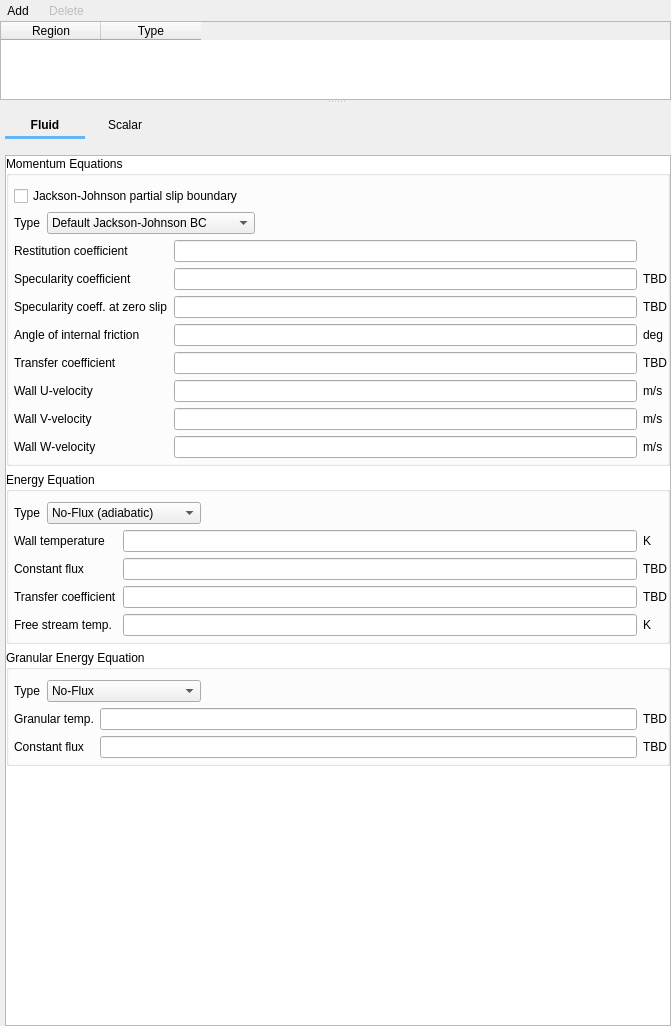
The window that gui/uifiles/boundary_conditions.ui (truongd8593/mfix) describes before a commit, drawn with Qt 5.
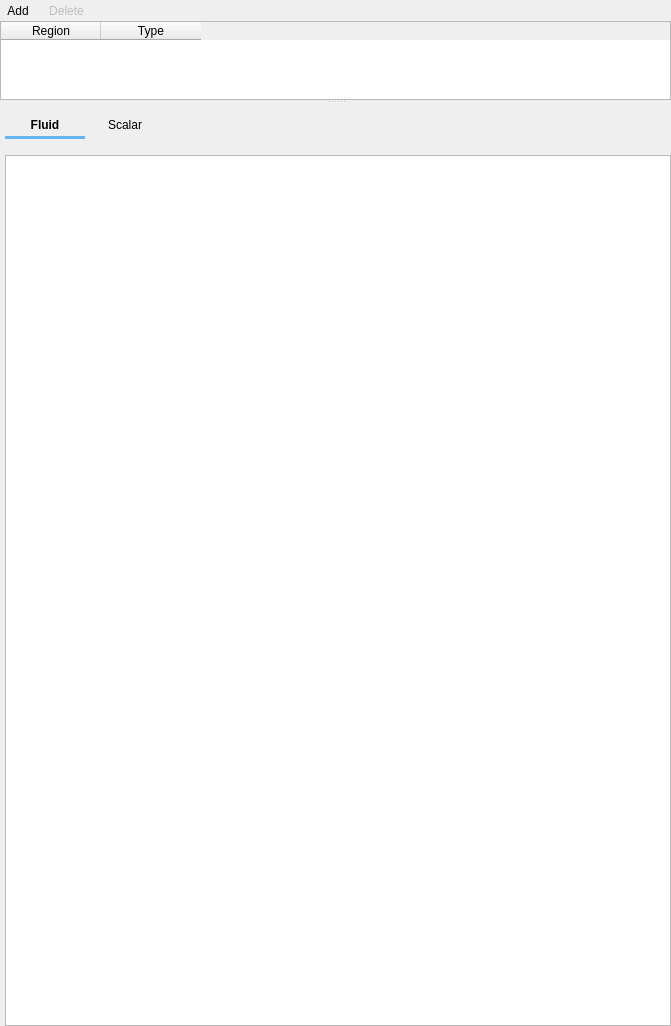
The same window after the commit. The open tabs and pages were chosen to show the change. Custom widgets are drawn as their Qt base class.

Commit message: work on boundary_conditions

Patch:
```diff
--- a/gui/uifiles/boundary_conditions.ui
+++ b/gui/uifiles/boundary_conditions.ui
@@ -1666,6 +1666,7 @@
                              </item>
                            </layout>
                          </widget>
+                         <widget class="QWidget" name="page_solid_blank"/>
                        </widget>
                        <widget class="QWidget" name="page_dummy_solids_R">
                          <layout class="QGridLayout" name="gridLayout_11">
```
Left out of the diff: 4 changed lines with no effect on the pictures. The commit also changes 1 other file.
